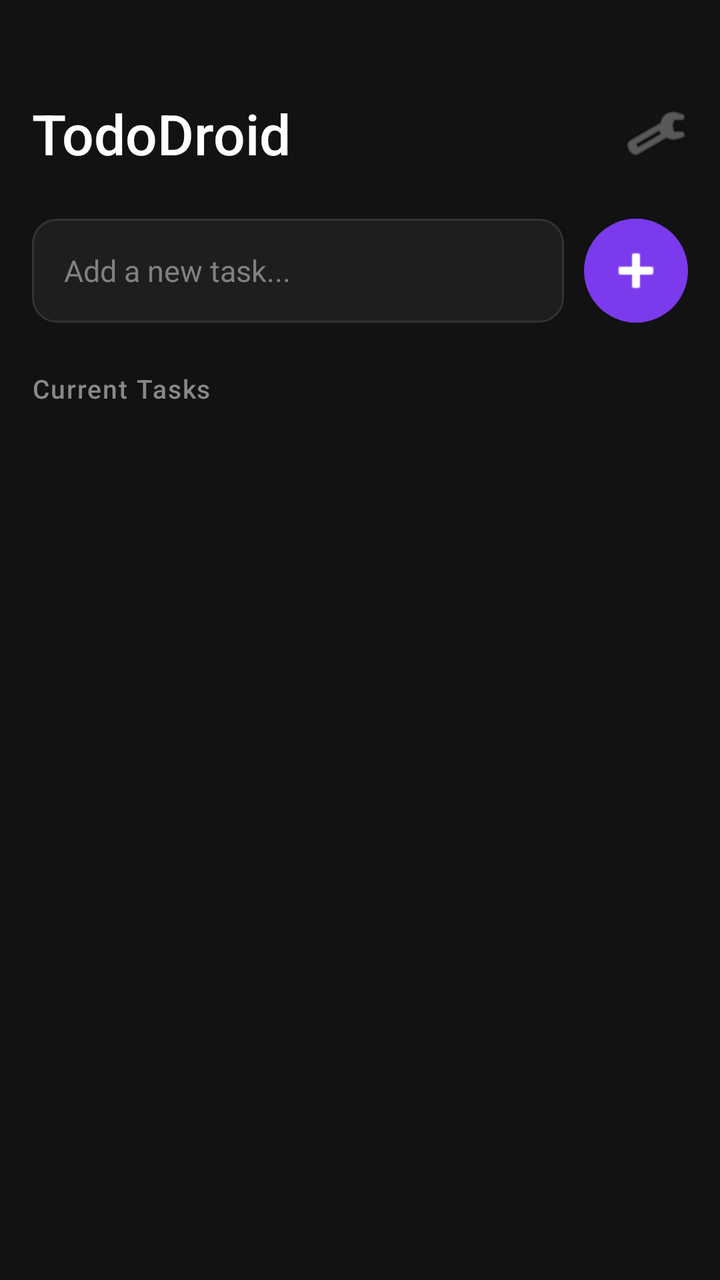
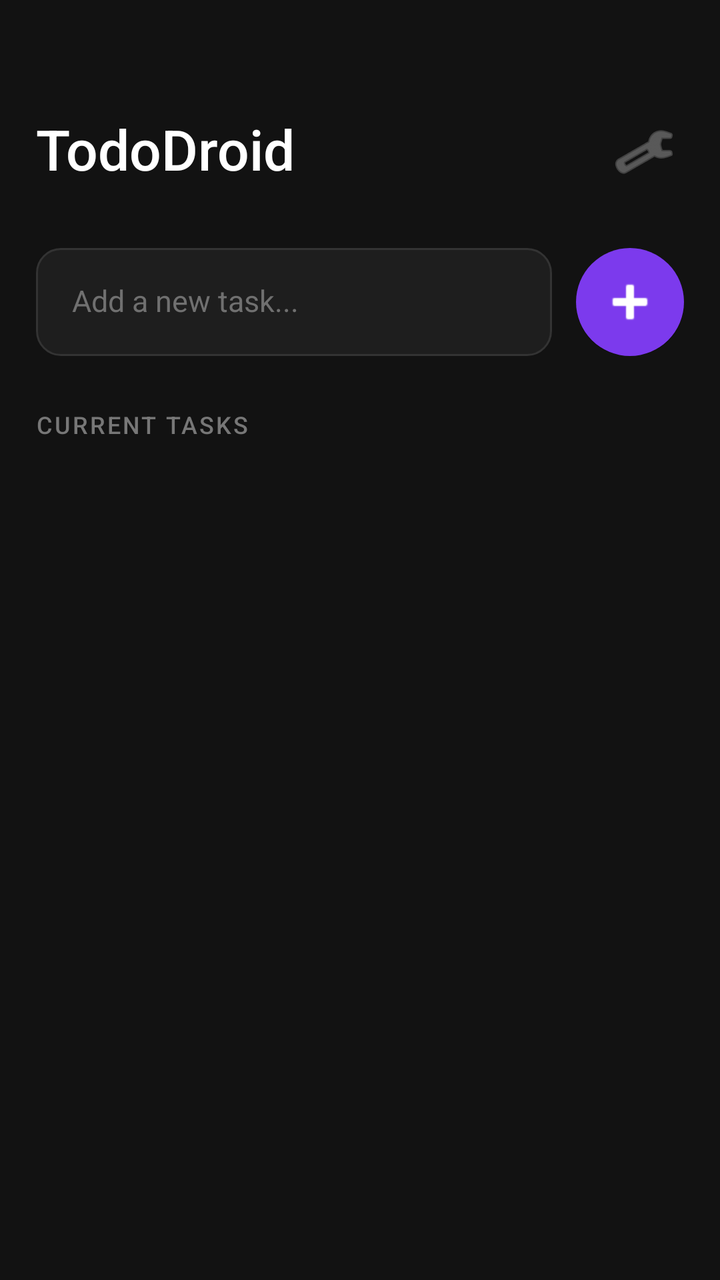

Before-and-after screenshots of an Android layout around one commit, followed by the original layout XML and the change that was made.
<!-- AndroidManifest.xml: application theme Theme.TodoDroid -->
<!-- res/layout/activity_main.xml -->
<?xml version="1.0" encoding="utf-8"?>
<LinearLayout xmlns:android="http://schemas.android.com/apk/res/android"
    xmlns:app="http://schemas.android.com/apk/res-auto"
    android:layout_width="match_parent"
    android:layout_height="match_parent"
    android:orientation="vertical"
    android:background="#121212"
    android:paddingHorizontal="16dp"
    android:paddingTop="48dp"
    android:paddingBottom="16dp">

    
    <LinearLayout
        android:layout_width="match_parent"
        android:layout_height="wrap_content"
        android:orientation="horizontal"
        android:gravity="center_vertical"
        android:layout_marginBottom="24dp">

        <TextView
            android:layout_width="0dp"
            android:layout_height="wrap_content"
            android:layout_weight="1"
            android:text="TodoDroid"
            android:textSize="28sp"
            android:textColor="#FFFFFF"
            android:fontFamily="sans-serif-medium" />

        <ImageButton
            android:layout_width="32dp"
            android:layout_height="32dp"
            android:src="@android:drawable/ic_menu_manage"
            android:background="?attr/selectableItemBackgroundBorderless"
            android:contentDescription="Settings"
            app:tint="#888888" />

    </LinearLayout>

    
    <LinearLayout
        android:layout_width="match_parent"
        android:layout_height="wrap_content"
        android:orientation="horizontal"
        android:gravity="center_vertical"
        android:layout_marginBottom="24dp">

        <EditText
            android:id="@+id/input_task"
            android:layout_width="0dp"
            android:layout_height="52dp"
            android:layout_weight="1"
            android:hint="Add a new task..."
            android:textColorHint="#808080"
            android:textColor="#FFFFFF"
            android:textSize="15sp"
            android:fontFamily="sans-serif"
            android:background="@drawable/input_bg"
            android:paddingHorizontal="16dp"
            android:paddingVertical="14dp"
            android:inputType="text"
            android:imeOptions="actionDone" />

        <ImageButton
            android:id="@+id/btn_add"
            android:layout_width="52dp"
            android:layout_height="52dp"
            android:layout_marginStart="10dp"
            android:src="@android:drawable/ic_input_add"
            android:background="@drawable/btn_add_bg"
            android:contentDescription="Add task"
            app:tint="#FFFFFF"
            android:stateListAnimator="@null"
            android:elevation="0dp" />

    </LinearLayout>

    
    <TextView
        android:layout_width="wrap_content"
        android:layout_height="wrap_content"
        android:text="Current Tasks"
        android:textSize="13sp"
        android:textColor="#888888"
        android:fontFamily="sans-serif-medium"
        android:letterSpacing="0.05"
        android:layout_marginBottom="12dp" />

    
    <androidx.recyclerview.widget.RecyclerView
        android:id="@+id/recycler_view"
        android:layout_width="match_parent"
        android:layout_height="0dp"
        android:layout_weight="1"
        android:clipToPadding="false"
        android:paddingBottom="8dp" />

</LinearLayout>
<!-- resources referenced by this layout -->
<resources>
  <!-- drawable btn_add_bg (drawable) -->
  <?xml version="1.0" encoding="utf-8"?>
  <shape xmlns:android="http://schemas.android.com/apk/res/android">
      <solid android:color="#7C3AED" />
      <corners android:radius="26dp" />
  </shape>
  <!-- drawable input_bg (drawable) -->
  <?xml version="1.0" encoding="utf-8"?>
  <shape xmlns:android="http://schemas.android.com/apk/res/android">
      <solid android:color="#1E1E1E" />
      <corners android:radius="12dp" />
      <stroke android:width="1dp" android:color="#333333" />
  </shape>
  <style name="Theme.TodoDroid" parent="Theme.MaterialComponents.DayNight.NoActionBar">
          <item name="colorPrimary">#7C3AED</item>
          <item name="colorPrimaryVariant">#5B21B6</item>
          <item name="colorOnPrimary">#FFFFFF</item>
          <item name="colorSecondary">#7C3AED</item>
          <item name="android:colorBackground">#121212</item>
          <item name="colorSurface">#1E1E1E</item>
          <item name="colorOnSurface">#FFFFFF</item>
      </style>
</resources>

<!-- the commit's change to res/layout/activity_main.xml (unified diff, before → after) -->
@@ -5,8 +5,8 @@
     android:layout_height="match_parent"
     android:orientation="vertical"
     android:background="#121212"
-    android:paddingHorizontal="16dp"
-    android:paddingTop="48dp"
+    android:paddingHorizontal="18dp"
+    android:paddingTop="56dp"
     android:paddingBottom="16dp">
 
     
@@ -15,7 +15,7 @@
         android:layout_height="wrap_content"
         android:orientation="horizontal"
         android:gravity="center_vertical"
-        android:layout_marginBottom="24dp">
+        android:layout_marginBottom="28dp">
 
         <TextView
             android:layout_width="0dp"
@@ -24,14 +24,18 @@
             android:text="TodoDroid"
             android:textSize="28sp"
             android:textColor="#FFFFFF"
-            android:fontFamily="sans-serif-medium" />
+            android:fontFamily="sans-serif-medium"
+            android:includeFontPadding="false"
+            android:layout_gravity="center_vertical" />
 
         <ImageButton
-            android:layout_width="32dp"
-            android:layout_height="32dp"
+            android:layout_width="40dp"
+            android:layout_height="40dp"
             android:src="@android:drawable/ic_menu_manage"
             android:background="?attr/selectableItemBackgroundBorderless"
             android:contentDescription="Settings"
+            android:layout_gravity="center_vertical"
+            android:padding="8dp"
             app:tint="#888888" />
 
     </LinearLayout>
@@ -42,35 +46,39 @@
         android:layout_height="wrap_content"
         android:orientation="horizontal"
         android:gravity="center_vertical"
-        android:layout_marginBottom="24dp">
+        android:layout_marginBottom="28dp">
 
         <EditText
             android:id="@+id/input_task"
             android:layout_width="0dp"
-            android:layout_height="52dp"
+            android:layout_height="54dp"
             android:layout_weight="1"
             android:hint="Add a new task..."
-            android:textColorHint="#808080"
+            android:textColorHint="#707070"
             android:textColor="#FFFFFF"
             android:textSize="15sp"
             android:fontFamily="sans-serif"
             android:background="@drawable/input_bg"
-            android:paddingHorizontal="16dp"
-            android:paddingVertical="14dp"
+            android:paddingHorizontal="18dp"
+            android:gravity="center_vertical"
+            android:includeFontPadding="false"
             android:inputType="text"
             android:imeOptions="actionDone" />
 
+        
         <ImageButton
             android:id="@+id/btn_add"
-            android:layout_width="52dp"
-            android:layout_height="52dp"
-            android:layout_marginStart="10dp"
+            android:layout_width="54dp"
+            android:layout_height="54dp"
+            android:layout_marginStart="12dp"
             android:src="@android:drawable/ic_input_add"
             android:background="@drawable/btn_add_bg"
             android:contentDescription="Add task"
-            app:tint="#FFFFFF"
+            android:layout_gravity="center_vertical"
+            android:padding="14dp"
             android:stateListAnimator="@null"
-            android:elevation="0dp" />
+            android:elevation="4dp"
+            app:tint="#FFFFFF" />
 
     </LinearLayout>
 
@@ -79,11 +87,13 @@
         android:layout_width="wrap_content"
         android:layout_height="wrap_content"
         android:text="Current Tasks"
-        android:textSize="13sp"
-        android:textColor="#888888"
+        android:textSize="12sp"
+        android:textColor="#777777"
         android:fontFamily="sans-serif-medium"
-        android:letterSpacing="0.05"
-        android:layout_marginBottom="12dp" />
+        android:letterSpacing="0.08"
+        android:layout_marginBottom="14dp"
+        android:includeFontPadding="false"
+        android:textAllCaps="true" />
 
     
     <androidx.recyclerview.widget.RecyclerView
<!-- resource entries referenced after the edit -->
@@ -2,10 +2,22 @@
 <resources>
   <!-- drawable btn_add_bg (drawable) -->
   <?xml version="1.0" encoding="utf-8"?>
-  <shape xmlns:android="http://schemas.android.com/apk/res/android">
-      <solid android:color="#7C3AED" />
-      <corners android:radius="26dp" />
-  </shape>
+  <layer-list xmlns:android="http://schemas.android.com/apk/res/android">
+      
+      <item android:left="0dp" android:top="2dp" android:right="0dp" android:bottom="0dp">
+          <shape>
+              <solid android:color="#33000000" />
+              <corners android:radius="27dp" />
+          </shape>
+      </item>
+      
+      <item>
+          <shape>
+              <solid android:color="#7C3AED" />
+              <corners android:radius="27dp" />
+          </shape>
+      </item>
+  </layer-list>
   <!-- drawable input_bg (drawable) -->
   <?xml version="1.0" encoding="utf-8"?>
   <shape xmlns:android="http://schemas.android.com/apk/res/android">
